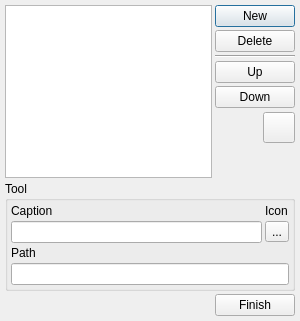
Before: the Qt Designer form v2/trunk/2006.2.0.0/monkey/src/toolsmanager/ui/UIToolsEdit.ui in testmana2/mks, drawn with Qt 5.
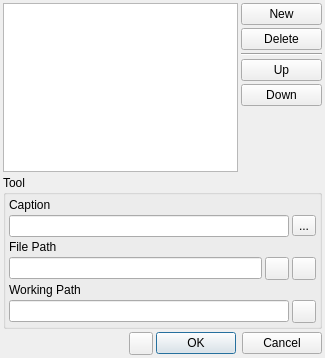
After: the same form once the commit is applied. Icons and pictures are not drawn.

Commit message: * Fixed task #5, #7, #8, #9 and #10 * Tools Manager: Added working path, and now use QDesktopServices, allowing us to add link tool ( html files etc )

Patch:
```diff
--- a/v2/trunk/2006.2.0.0/monkey/src/toolsmanager/ui/UIToolsEdit.ui
+++ b/v2/trunk/2006.2.0.0/monkey/src/toolsmanager/ui/UIToolsEdit.ui
@@ -5,8 +5,8 @@
    <rect>
     <x>0</x>
     <y>0</y>
-    <width>300</width>
-    <height>321</height>
+    <width>325</width>
+    <height>358</height>
    </rect>
   </property>
   <property name="windowTitle" >
@@ -14,73 +14,12 @@
   </property>
   <layout class="QGridLayout" >
    <property name="margin" >
-    <number>5</number>
+    <number>3</number>
    </property>
    <property name="spacing" >
     <number>3</number>
    </property>
-   <item row="6" column="2" >
-    <spacer>
-     <property name="orientation" >
-      <enum>Qt::Vertical</enum>
-     </property>
-     <property name="sizeHint" >
-      <size>
-       <width>21</width>
-       <height>52</height>
-      </size>
-     </property>
-    </spacer>
-   </item>
-   <item row="5" column="2" >
-    <widget class="QToolButton" name="tbHelp" >
-     <property name="cursor" >
-      <cursor>13</cursor>
-     </property>
-     <property name="icon" >
-      <iconset resource="../../../../2006.1.6.0/src/resources/resources.qrc" >:/Icons/Icons/helpkeyword.png</iconset>
-     </property>
-     <property name="iconSize" >
-      <size>
-       <width>24</width>
-       <height>24</height>
-      </size>
-     </property>
-    </widget>
-   </item>
-   <item row="5" column="1" >
-    <spacer>
-     <property name="orientation" >
-      <enum>Qt::Horizontal</enum>
-     </property>
-     <property name="sizeType" >
-      <enum>QSizePolicy::Minimum</enum>
-     </property>
-     <property name="sizeHint" >
-      <size>
-       <width>21</width>
-       <height>33</height>
-      </size>
-     </property>
-    </spacer>
-   </item>
-   <item rowspan="7" row="0" column="0" >
-    <widget class="QListWidget" name="lwTools" />
-   </item>
-   <item row="8" column="0" >
-    <spacer>
-     <property name="orientation" >
-      <enum>Qt::Horizontal</enum>
-     </property>
-     <property name="sizeHint" >
-      <size>
-       <width>40</width>
-       <height>20</height>
-      </size>
-     </property>
-    </spacer>
-   </item>
-   <item row="7" column="0" colspan="3" >
+   <item row="6" column="0" colspan="4" >
     <widget class="QGroupBox" name="gbTool" >
      <property name="title" >
       <string>Tool</string>
@@ -92,56 +31,147 @@
       <property name="spacing" >
        <number>3</number>
       </property>
-      <item row="0" column="1" >
-       <widget class="QLabel" name="lIcon" >
+      <item row="3" column="2" >
+       <widget class="QToolButton" name="tbUpdateWorkingPath" >
+        <property name="cursor" >
+         <cursor>13</cursor>
+        </property>
+        <property name="toolTip" >
+         <string>Update working path according to file path</string>
+        </property>
+        <property name="icon" >
+         <iconset resource="../../resources/resources.qrc" >:/Icons/Icons/buildclean.png</iconset>
+        </property>
+       </widget>
+      </item>
+      <item row="3" column="1" >
+       <widget class="QToolButton" name="tbFilePath" >
+        <property name="cursor" >
+         <cursor>13</cursor>
+        </property>
+        <property name="toolTip" >
+         <string>Browse for a file, it can be an executable file or a file registered with an application ( ie: html file )</string>
+        </property>
+        <property name="icon" >
+         <iconset resource="../../resources/resources.qrc" >:/Icons/Icons/folder_blue.png</iconset>
+        </property>
+       </widget>
+      </item>
+      <item row="3" column="0" >
+       <widget class="QLineEdit" name="leFilePath" >
+        <property name="toolTip" >
+         <string>Command to execute, it can be an executable file or a file registered with an application ( ie: html file )</string>
+        </property>
+       </widget>
+      </item>
+      <item row="5" column="2" >
+       <widget class="QToolButton" name="tbWorkingPath" >
+        <property name="cursor" >
+         <cursor>13</cursor>
+        </property>
+        <property name="toolTip" >
+         <string>Browse for the tool working path</string>
+        </property>
+        <property name="icon" >
+         <iconset resource="../../resources/resources.qrc" >:/Icons/Icons/folder_green.png</iconset>
+        </property>
+       </widget>
+      </item>
+      <item row="5" column="0" colspan="2" >
+       <widget class="QLineEdit" name="leWorkingPath" >
+        <property name="toolTip" >
+         <string>Tool working path</string>
+        </property>
+       </widget>
+      </item>
+      <item row="1" column="0" colspan="2" >
+       <widget class="QLineEdit" name="leCaption" >
+        <property name="toolTip" >
+         <string>Tool caption</string>
+        </property>
+       </widget>
+      </item>
+      <item row="1" column="2" >
+       <widget class="QToolButton" name="tbFileIcon" >
+        <property name="cursor" >
+         <cursor>13</cursor>
+        </property>
+        <property name="toolTip" >
+         <string>Browse for an icon file</string>
+        </property>
         <property name="text" >
-         <string>Icon</string>
+         <string>...</string>
         </property>
        </widget>
       </item>
-      <item row="0" column="0" >
+      <item row="4" column="0" colspan="3" >
+       <widget class="QLabel" name="lWorkingPath" >
+        <property name="text" >
+         <string>Working Path</string>
+        </property>
+       </widget>
+      </item>
+      <item row="0" column="0" colspan="3" >
        <widget class="QLabel" name="lCaption" >
         <property name="text" >
          <string>Caption</string>
         </property>
        </widget>
       </item>
-      <item row="3" column="0" colspan="2" >
-       <widget class="QLineEdit" name="lePath" />
-      </item>
-      <item row="1" column="0" >
-       <widget class="QLineEdit" name="leCaption" />
-      </item>
-      <item row="1" column="1" >
-       <widget class="QToolButton" name="tbIcon" >
-        <property name="cursor" >
-         <cursor>13</cursor>
-        </property>
+      <item row="2" column="0" colspan="3" >
+       <widget class="QLabel" name="lFilePath" >
         <property name="text" >
-         <string>...</string>
-        </property>
-       </widget>
-      </item>
-      <item row="2" column="0" colspan="2" >
-       <widget class="QLabel" name="lPath" >
-        <property name="text" >
-         <string>Path</string>
+         <string>File Path</string>
         </property>
        </widget>
       </item>
      </layout>
     </widget>
    </item>
-   <item row="0" column="1" colspan="2" >
+   <item row="7" column="1" >
+    <widget class="QToolButton" name="tbHelp" >
+     <property name="cursor" >
+      <cursor>13</cursor>
+     </property>
+     <property name="icon" >
+      <iconset resource="../../resources/resources.qrc" >:/Icons/Icons/helpkeyword.png</iconset>
+     </property>
+     <property name="iconSize" >
+      <size>
+       <width>16</width>
+       <height>16</height>
+      </size>
+     </property>
+    </widget>
+   </item>
+   <item row="7" column="2" colspan="2" >
+    <widget class="QDialogButtonBox" name="bbDialog" >
+     <property name="cursor" >
+      <cursor>13</cursor>
+     </property>
+     <property name="orientation" >
+      <enum>Qt::Horizontal</enum>
+     </property>
+     <property name="standardButtons" >
+      <set>QDialogButtonBox::Cancel|QDialogButtonBox::NoButton|QDialogButtonBox::Ok</set>
+     </property>
+    </widget>
+   </item>
+   <item row="7" column="0" >
+    <spacer>
+     <property name="orientation" >
+      <enum>Qt::Horizontal</enum>
+     </property>
+     <property name="sizeHint" >
+      <size>
+       <width>40</width>
+       <height>20</height>
+      </size>
+     </property>
+    </spacer>
+   </item>
+   <item row="0" column="3" >
     <widget class="QPushButton" name="pbNew" >
-     <property name="sizePolicy" >
-      <sizepolicy>
-       <hsizetype>7</hsizetype>
-       <vsizetype>0</vsizetype>
-       <horstretch>0</horstretch>
-       <verstretch>0</verstretch>
-      </sizepolicy>
-     </property>
      <property name="cursor" >
       <cursor>13</cursor>
      </property>
@@ -153,16 +183,8 @@
      </property>
     </widget>
    </item>
-   <item row="1" column="1" colspan="2" >
+   <item row="1" column="3" >
     <widget class="QPushButton" name="pbDelete" >
-     <property name="sizePolicy" >
-      <sizepolicy>
-       <hsizetype>7</hsizetype>
-       <vsizetype>0</vsizetype>
-       <horstretch>0</horstretch>
-       <verstretch>0</verstretch>
-      </sizepolicy>
-     </property>
      <property name="cursor" >
       <cursor>13</cursor>
      </property>
@@ -174,23 +196,8 @@
      </property>
     </widget>
    </item>
-   <item row="2" column="1" colspan="2" >
-    <widget class="Line" name="lMiddle" >
-     <property name="orientation" >
-      <enum>Qt::Horizontal</enum>
-     </property>
-    </widget>
-   </item>
-   <item row="3" column="1" colspan="2" >
+   <item row="3" column="3" >
     <widget class="QPushButton" name="pbUp" >
-     <property name="sizePolicy" >
-      <sizepolicy>
-       <hsizetype>7</hsizetype>
-       <vsizetype>0</vsizetype>
-       <horstretch>0</horstretch>
-       <verstretch>0</verstretch>
-      </sizepolicy>
-     </property>
      <property name="cursor" >
       <cursor>13</cursor>
      </property>
@@ -202,16 +209,8 @@
      </property>
     </widget>
    </item>
-   <item row="4" column="1" colspan="2" >
+   <item row="4" column="3" >
     <widget class="QPushButton" name="pbDown" >
-     <property name="sizePolicy" >
-      <sizepolicy>
-       <hsizetype>7</hsizetype>
-       <vsizetype>0</vsizetype>
-       <horstretch>0</horstretch>
-       <verstretch>0</verstretch>
-      </sizepolicy>
-     </property>
      <property name="cursor" >
       <cursor>13</cursor>
      </property>
@@ -223,19 +222,33 @@
      </property>
     </widget>
    </item>
-   <item row="8" column="1" colspan="2" >
-    <widget class="QPushButton" name="pbFinish" >
+   <item row="2" column="3" >
+    <widget class="Line" name="lMiddle" >
+     <property name="orientation" >
+      <enum>Qt::Horizontal</enum>
+     </property>
+    </widget>
+   </item>
+   <item rowspan="6" row="0" column="0" colspan="3" >
+    <widget class="QListWidget" name="lwTools" >
      <property name="cursor" >
       <cursor>13</cursor>
      </property>
-     <property name="text" >
-      <string>Finish</string>
-     </property>
-     <property name="icon" >
-      <iconset resource="../../../../2006.1.6.0/src/resources/resources.qrc" >:/Icons/Icons/buttonok.png</iconset>
-     </property>
     </widget>
    </item>
+   <item row="5" column="3" >
+    <spacer>
+     <property name="orientation" >
+      <enum>Qt::Vertical</enum>
+     </property>
+     <property name="sizeHint" >
+      <size>
+       <width>21</width>
+       <height>52</height>
+      </size>
+     </property>
+    </spacer>
+   </item>
   </layout>
  </widget>
  <resources>
```
Left out of the diff: 41 changed lines with no effect on the pictures. The commit also changes 5 other files.
